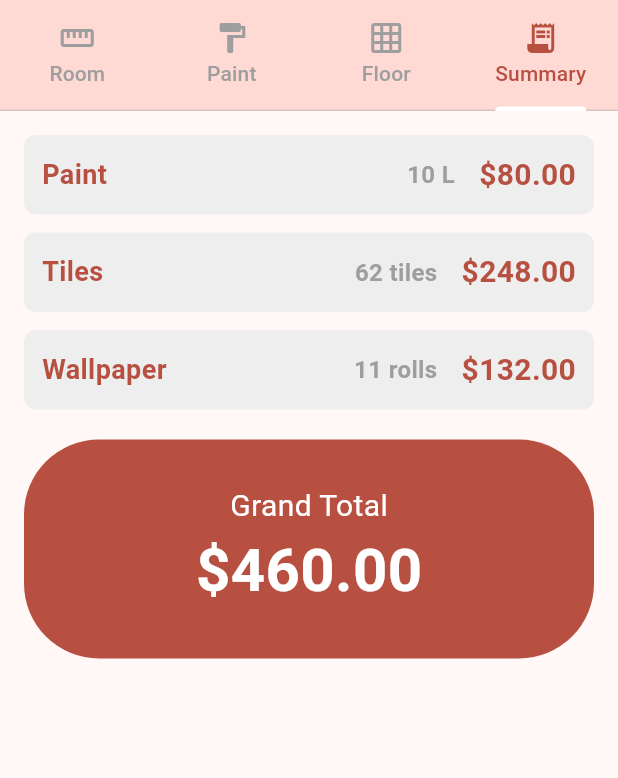
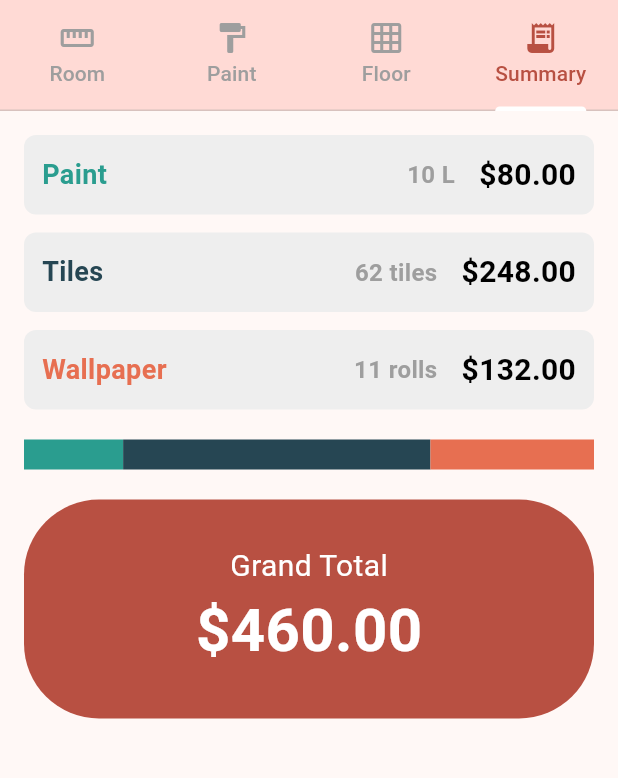
Before and after one commit to janaasaadreslan-art/room_renovation_estimator, a Flutter app: the screen it shows after launch, tab 4 chosen, on a phone screen of 412 x 824 dp, the part 81-859 px from its top. Run offline on Flutter 3.47's test engine with Material 3 defaults, Android fonts, the phone set to English and light mode, and no system bars.

Commit message:
Cost bar with matching card colors

```diff
--- a/lib/widgets/result_card.dart
+++ b/lib/widgets/result_card.dart
@@ -6,11 +6,13 @@ class ResultCard extends StatelessWidget {
   final String detail;
 
   final String cost;
+  final Color color;
 
   const ResultCard({
     required this.title,
     required this.detail,
     required this.cost,
+    required this.color,
     super.key,
   });
 
@@ -26,10 +28,10 @@ class ResultCard extends StatelessWidget {
         children: [
           Text(
             title,
-            style: const TextStyle(
+            style: TextStyle(
               fontSize: 18,
               fontWeight: FontWeight.bold,
-              color: Color(0xFFB85042),
+              color: color,
             ),
           ),
           const Spacer(),
@@ -47,7 +49,7 @@ class ResultCard extends StatelessWidget {
             style: const TextStyle(
               fontSize: 20,
               fontWeight: FontWeight.bold,
-              color: Color(0xFFB85042),
+              color: Colors.black,
             ),
           ),
         ],
--- a/lib/widgets/summary_tab.dart
+++ b/lib/widgets/summary_tab.dart
@@ -13,6 +13,9 @@ class SummaryTab extends StatelessWidget {
   @override
   Widget build(BuildContext context) {
     final est = Estimator(data);
+    const paintColor = Color(0xFF2A9D8F); // Teal
+    const tileColor = Color(0xFF264653); // Deep Navy
+    const wallpaperColor = Color(0xFFE76F51); // Terracotta
     return ListView(
       padding: const EdgeInsets.all(16),
       children: [
@@ -20,18 +23,38 @@ class SummaryTab extends StatelessWidget {
           title: 'Paint',
           detail: '${est.liters()} L',
           cost: '\$${est.paintCost().toStringAsFixed(2)}',
+          color: paintColor,
         ),
         const SizedBox(height: 12),
         ResultCard(
           title: 'Tiles',
           detail: '${est.tiles()} tiles',
           cost: '\$${est.tileCost().toStringAsFixed(2)}',
+          color: tileColor,
         ),
         const SizedBox(height: 12),
         ResultCard(
           title: 'Wallpaper',
           detail: '${est.rolls()} rolls',
           cost: '\$${est.wallpaperCost().toStringAsFixed(2)}',
+          color: wallpaperColor,
+        ),
+        const SizedBox(height: 20),
+        Row(
+          children: [
+            Expanded(
+              flex: est.paintCost().round(), //80
+              child: Container(height: 20, color: paintColor),
+            ),
+            Expanded(
+              flex: est.tileCost().round(),
+              child: Container(height: 20, color: tileColor),
+            ),
+            Expanded(
+              flex: est.wallpaperCost().round(),
+              child: Container(height: 20, color: wallpaperColor),
+            ),
+          ],
         ),
         const SizedBox(height: 20),
         Container(
```
